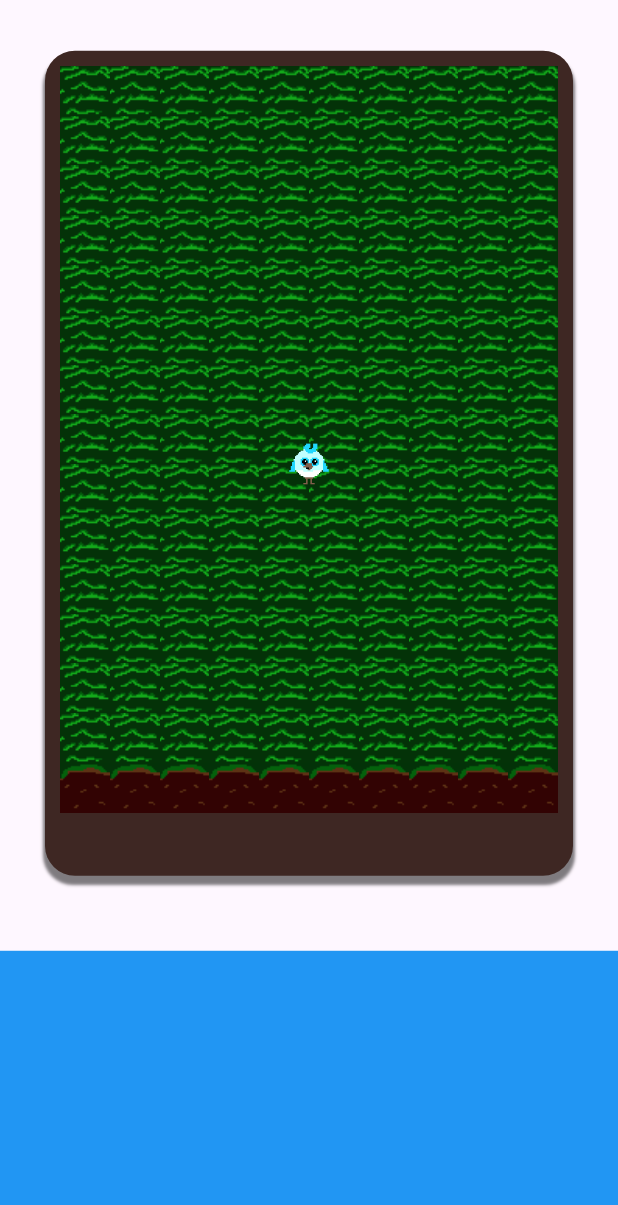
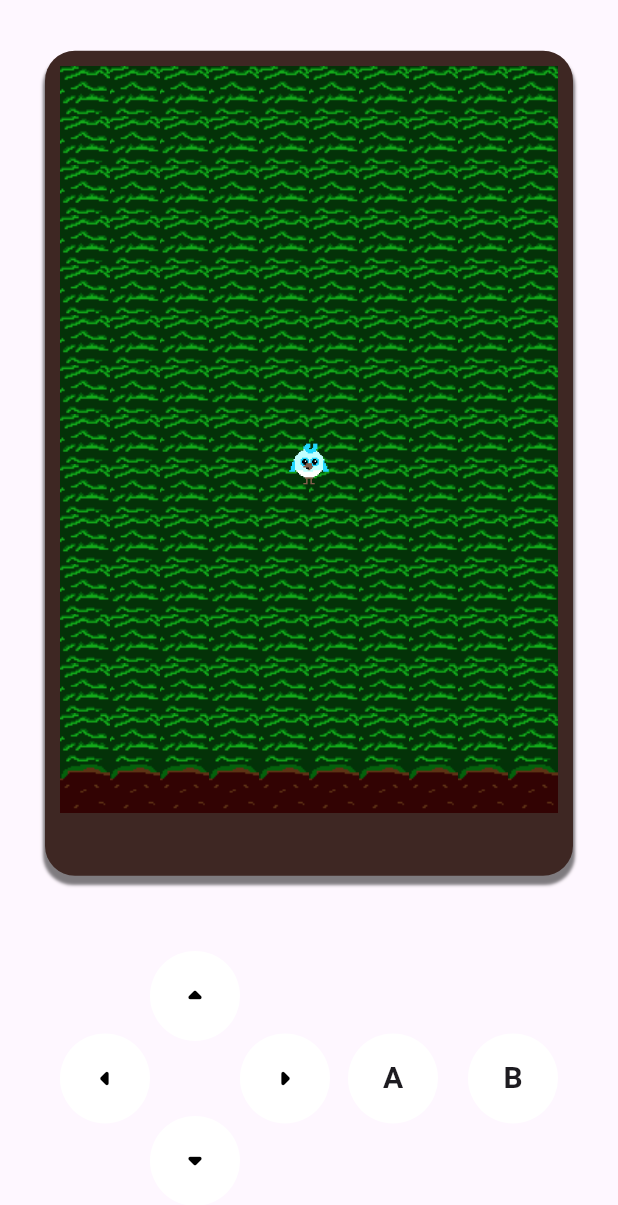
Before and after one commit to timsedev/ecotown, a Flutter app: the screen it shows after launch, on a phone screen of 412 x 824 dp. Shown: the top 1205 px of the screen. Run offline on Flutter 3.47's test engine with Material 3 defaults, Android fonts, the phone set to English and light mode, and no system bars; drawn by our look-alikes of animated_background; our stand-ins replace stacked, stacked_services, stacked_shared.

Commit message:
Added controller section

```diff
--- a/lib/ui/views/home/home_view.dart
+++ b/lib/ui/views/home/home_view.dart
@@ -28,8 +28,12 @@ class HomeView extends StackedView<HomeViewModel> {
           // controller
           Expanded(
             flex: 3,
-            child: Container(
-              color: Colors.blue,
+            child: Row(
+              mainAxisAlignment: MainAxisAlignment.spaceBetween,
+              children: [
+                _buildDPad(context, viewModel),
+                _buildActionButtons(context, viewModel),
+              ],
             ),
           ),
         ],
@@ -183,4 +187,54 @@ class HomeView extends StackedView<HomeViewModel> {
       ),
     );
   }
+
+  Widget _buildActionButtons(BuildContext context, HomeViewModel viewModel) {
+    return Container(
+      margin: const EdgeInsets.only(
+        right: 40,
+        bottom: 20,
+      ),
+      color: Colors.transparent,
+      child: Row(
+        mainAxisAlignment: MainAxisAlignment.end,
+        children: [
+          GestureDetector(
+            onTap: viewModel.hitA,
+            child: Container(
+              height: 60,
+              width: 60,
+              alignment: Alignment.center,
+              decoration: const BoxDecoration(
+                color: Colors.white,
+                shape: BoxShape.circle,
+              ),
+              child: Text(
+                'A',
+                style: TextStyle(fontWeight: FontWeight.bold, fontSize: 20),
+              ),
+            ),
+          ),
+          const SizedBox(
+            width: 20,
+          ),
+          GestureDetector(
+            onTap: viewModel.hitB,
+            child: Container(
+              height: 60,
+              width: 60,
+              alignment: Alignment.center,
+              decoration: const BoxDecoration(
+                color: Colors.white,
+                shape: BoxShape.circle,
+              ),
+              child: Text(
+                'B',
+                style: TextStyle(fontWeight: FontWeight.bold, fontSize: 20),
+              ),
+            ),
+          ),
+        ],
+      ),
+    );
+  }
 }
--- a/lib/ui/views/home/home_viewmodel.dart
+++ b/lib/ui/views/home/home_viewmodel.dart
@@ -1,4 +1,5 @@
 import 'dart:async';
+import 'dart:developer';
 
 import 'package:stacked/stacked.dart';
 
@@ -8,6 +9,14 @@ class HomeViewModel extends BaseViewModel {
   double birdY = 0;
 
   Timer? timer;
+
+  void hitA() {
+    log('hit A');
+  }
+
+  void hitB() {
+    log('hit B');
+  }
 
   void moveRight({bool? once}) {
     if (once != null) {
```
